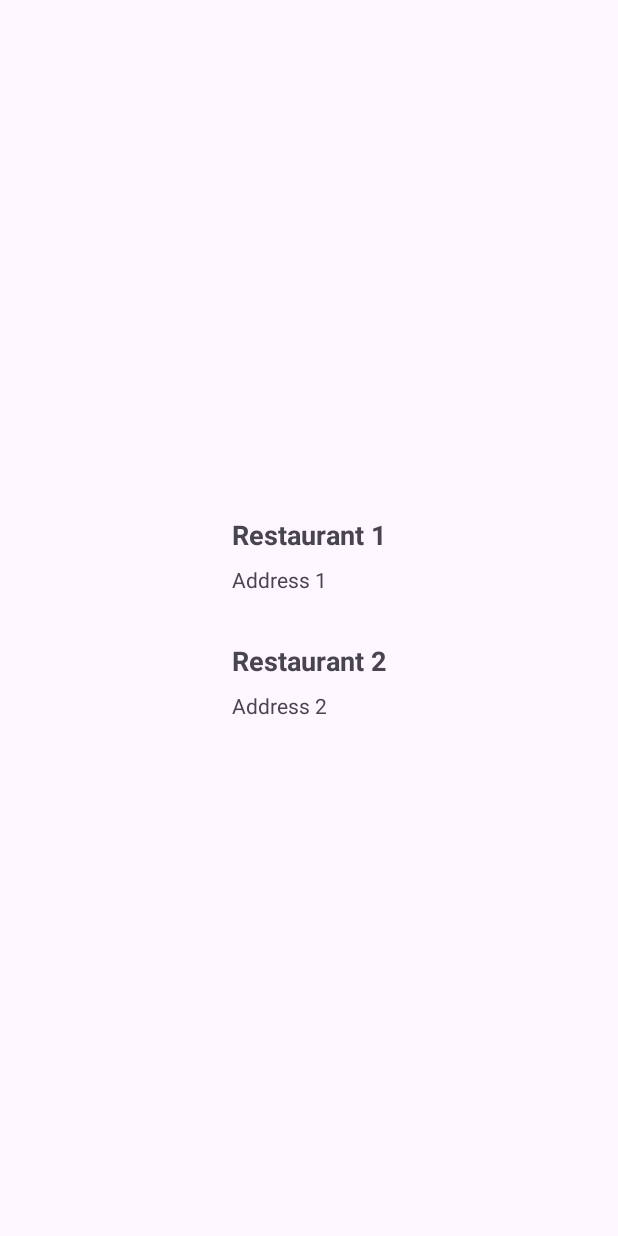
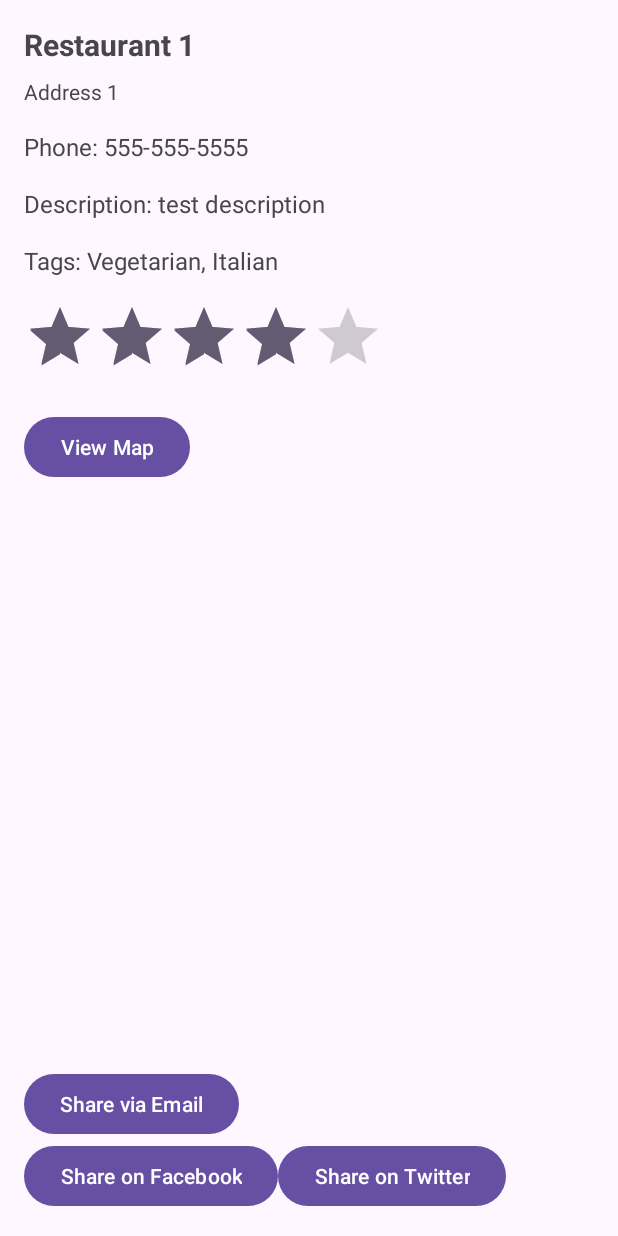
Before and after one commit to afrotastique/MobileProject, an Android app: the screen it shows after launch (MainActivity before the commit, RestaurantDetailsActivity after it), after a tap on "Restaurant 1", on a phone screen of 412 x 824 dp. Run offline under Robolectric (Android 15) with nearby library versions, the phone set to English and light mode, and no system bars.

```diff
--- a/app/src/main/AndroidManifest.xml
+++ b/app/src/main/AndroidManifest.xml
@@ -37,6 +37,12 @@
             android:name=".AboutActivity">
         </activity>
 
+        <activity
+            android:name=".RestaurantDetailsActivity"
+            android:exported="true">
+        </activity>
+
+
     </application>
 
 </manifest>
--- a/app/src/main/java/com/example/mobileproject/MainActivity.java
+++ b/app/src/main/java/com/example/mobileproject/MainActivity.java
@@ -8,6 +8,7 @@ import android.os.Bundle;
 import androidx.recyclerview.widget.LinearLayoutManager;
 import androidx.recyclerview.widget.RecyclerView;
 import java.util.ArrayList;
+import java.util.Arrays;
 import java.util.List;
 
 public class MainActivity extends AppCompatActivity {
@@ -43,8 +44,10 @@ public class MainActivity extends AppCompatActivity {
     // Dummy data for testing
     private List<Restaurant> createDummyData() {
         List<Restaurant> dummyData = new ArrayList<>();
-        dummyData.add(new Restaurant("Restaurant 1", "Address 1", 4.0f));
-        dummyData.add(new Restaurant("Restaurant 2", "Address 2", 3.5f));
+        dummyData.add(new Restaurant("Restaurant 1", "Address 1", "555-555-5555",
+                "test description", Arrays.asList("Vegetarian", "Italian"), 4.0f));
+        dummyData.add(new Restaurant("Restaurant 2", "Address 2","555-555-5555",
+                "test description", Arrays.asList("Vegetarian", "Italian"), 3.5f));
         // Add more dummy data as needed
         return dummyData;
     }
--- a/app/src/main/java/com/example/mobileproject/Restaurant.java
+++ b/app/src/main/java/com/example/mobileproject/Restaurant.java
@@ -4,22 +4,34 @@ package com.example.mobileproject;
 import android.os.Parcel;
 import android.os.Parcelable;
 
+import java.util.List;
+
 public class Restaurant implements Parcelable {
     private String name;
     private String address;
+    private String phone;
+    private String description;
+    private List<String> tags;
     private float rating;
 
     // Constructors
-    public Restaurant(String name, String address, float rating) {
+    public Restaurant(String name, String address, String phone, String description, List<String> tags, float rating) {
         this.name = name;
         this.address = address;
+        this.phone = phone;
+        this.description = description;
+        this.tags = tags;
         this.rating = rating;
+
     }
 
     // Parcelable constructor
     private Restaurant(Parcel in) {
         name = in.readString();
         address = in.readString();
+        phone = in.readString();
+        description = in.readString();
+        tags = in.createStringArrayList();
         rating = in.readFloat();
     }
 
@@ -40,6 +52,30 @@ public class Restaurant implements Parcelable {
         this.address = address;
     }
 
+    public String getPhone() {
+        return phone;
+    }
+
+    public void setPhone(String phone) {
+        this.phone = phone;
+    }
+
+    public String getDescription() {
+        return description;
+    }
+
+    public void setDescription(String description) {
+        this.description = description;
+    }
+
+    public List<String> getTags() {
+        return tags;
+    }
+
+    public void setTags(List<String> tags) {
+        this.tags = tags;
+    }
+
     public float getRating() {
         return rating;
     }
@@ -58,6 +94,9 @@ public class Restaurant implements Parcelable {
     public void writeToParcel(Parcel dest, int flags) {
         dest.writeString(name);
         dest.writeString(address);
+        dest.writeString(phone);
+        dest.writeString(description);
+        dest.writeStringList(tags);
         dest.writeFloat(rating);
     }
 
--- a/app/src/main/java/com/example/mobileproject/RestaurantDetailsActivity.java
+++ b/app/src/main/java/com/example/mobileproject/RestaurantDetailsActivity.java
@@ -4,6 +4,7 @@ package com.example.mobileproject;
 import android.content.Intent;
 import android.net.Uri;
 import android.os.Bundle;
+import android.text.TextUtils;
 import android.widget.Button;
 import android.widget.RatingBar;
 import android.widget.TextView;
@@ -22,6 +23,9 @@ public class RestaurantDetailsActivity extends AppCompatActivity {
         // Set up views
         TextView textViewName = findViewById(R.id.textViewName);
         TextView textViewAddress = findViewById(R.id.textViewAddress);
+        TextView textViewPhone = findViewById(R.id.textViewPhone);
+        TextView textViewDescription = findViewById(R.id.textViewDescription);
+        TextView textViewTags = findViewById(R.id.textViewTags);
         RatingBar ratingBar = findViewById(R.id.ratingBar);
         Button btnViewMap = findViewById(R.id.btnViewMap);
         Button btnShareEmail = findViewById(R.id.btnShareEmail);
@@ -32,7 +36,10 @@ public class RestaurantDetailsActivity extends AppCompatActivity {
         if (restaurant != null) {
             textViewName.setText(restaurant.getName());
             textViewAddress.setText(restaurant.getAddress());
-            ratingBar.setRating(restaurant.getRating());
+            textViewPhone.setText("Phone: " + restaurant.getPhone());
+            textViewDescription.setText("Description: " + restaurant.getDescription());
+            textViewTags.setText("Tags: " + TextUtils.join(", ", restaurant.getTags()));
+            ratingBar.setRating((float) restaurant.getRating());
         }
 
         // Implement the click listener for the "View Map" button
--- a/app/src/main/res/layout/activity_restaurant_details.xml
+++ b/app/src/main/res/layout/activity_restaurant_details.xml
@@ -18,16 +18,41 @@
         android:layout_below="@id/textViewName"
         android:layout_marginTop="8dp"/>
 
-    <!-- Add more TextViews for other details like phone, description, tags, etc. -->
+    <TextView
+        android:id="@+id/textViewPhone"
+        android:layout_width="match_parent"
+        android:layout_height="wrap_content"
+        android:text="Phone"
+        android:textSize="16sp"
+        android:layout_below="@id/textViewAddress"
+        android:layout_marginTop="16dp"/>
 
     <RatingBar
         android:id="@+id/ratingBar"
         android:layout_width="wrap_content"
         android:layout_height="wrap_content"
-        android:layout_below="@id/textViewAddress"
+        android:layout_below="@id/textViewTags"
         android:layout_marginTop="16dp"/>
 
-    <!-- Add a button for viewing the map -->
+    <TextView
+        android:id="@+id/textViewDescription"
+        android:layout_width="match_parent"
+        android:layout_height="wrap_content"
+        android:text="Description"
+        android:textSize="16sp"
+        android:layout_below="@id/textViewPhone"
+        android:layout_marginTop="16dp"/>
+
+    <TextView
+        android:id="@+id/textViewTags"
+        android:layout_width="wrap_content"
+        android:layout_height="wrap_content"
+        android:text="Tags"
+        android:textSize="16sp"
+        android:layout_below="@id/textViewDescription"
+        android:layout_marginTop="16dp"/>
+
+    <!-- Button for viewing the map -->
     <Button
         android:id="@+id/btnViewMap"
         android:layout_width="wrap_content"
@@ -36,30 +61,27 @@
         android:layout_marginTop="16dp"
         android:text="View Map"/>
 
-    <!-- Add share buttons (email, Facebook, Twitter) -->
     <!-- Buttons for sharing -->
     <Button
         android:id="@+id/btnShareEmail"
         android:layout_width="wrap_content"
         android:layout_height="wrap_content"
-        android:layout_below="@id/btnViewMap"
-        android:layout_marginTop="16dp"
-        android:text="Share via Email"/>
+        android:layout_above="@id/btnShareFacebook"
+        android:text="Share via Email" />
 
     <Button
         android:id="@+id/btnShareFacebook"
         android:layout_width="wrap_content"
         android:layout_height="wrap_content"
-        android:layout_below="@id/btnShareEmail"
-        android:layout_marginTop="16dp"
-        android:text="Share on Facebook"/>
+        android:layout_alignParentBottom="true"
+        android:text="Share on Facebook" />
 
     <Button
         android:id="@+id/btnShareTwitter"
         android:layout_width="wrap_content"
         android:layout_height="wrap_content"
-        android:layout_below="@id/btnShareFacebook"
-        android:layout_marginTop="16dp"
-        android:text="Share on Twitter"/>
+        android:layout_alignParentBottom="true"
+        android:layout_toRightOf="@id/btnShareFacebook"
+        android:text="Share on Twitter" />
 
 </RelativeLayout>
--- a/app/src/main/res/layout/item_restaurant.xml
+++ b/app/src/main/res/layout/item_restaurant.xml
@@ -18,4 +18,10 @@
         android:layout_width="match_parent"
         android:layout_height="wrap_content"
         android:layout_marginTop="8dp"/>
+
+    <TextView
+        android:id="@+id/textViewPhone"
+        android:layout_width="match_parent"
+        android:layout_height="wrap_content"
+        android:layout_marginTop="8dp"/>
 </LinearLayout>
```
Also changed, not shown: app/src/main/java/com/example/mobileproject/RestaurantManager.java (added, +48 -0 lines).
